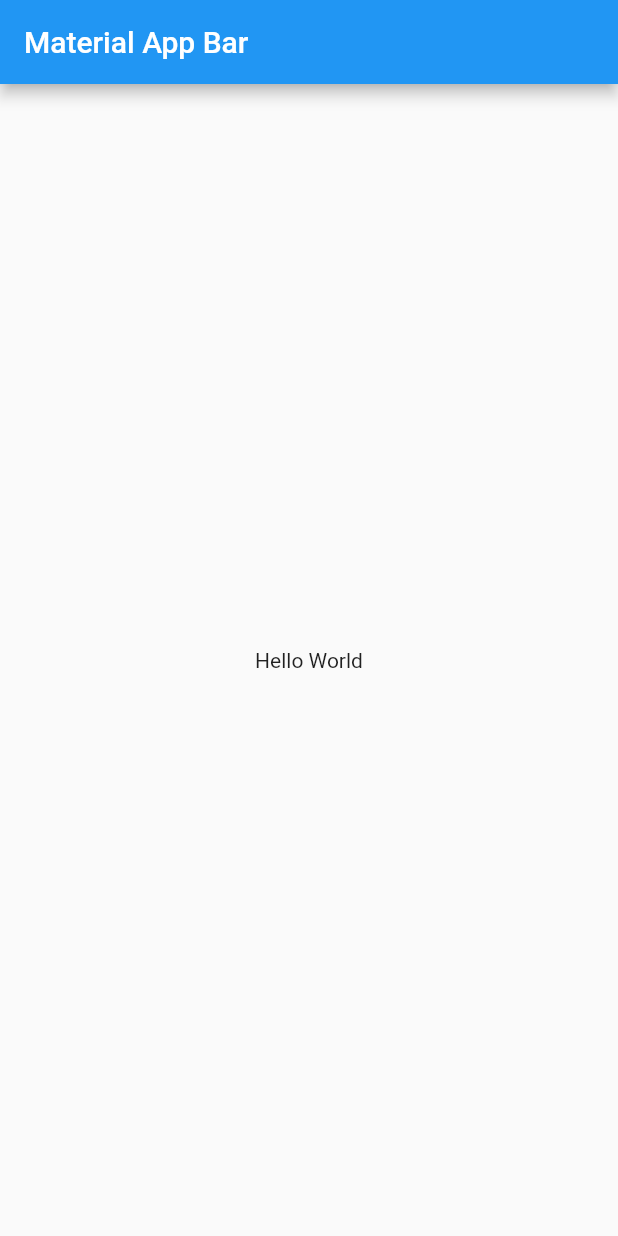
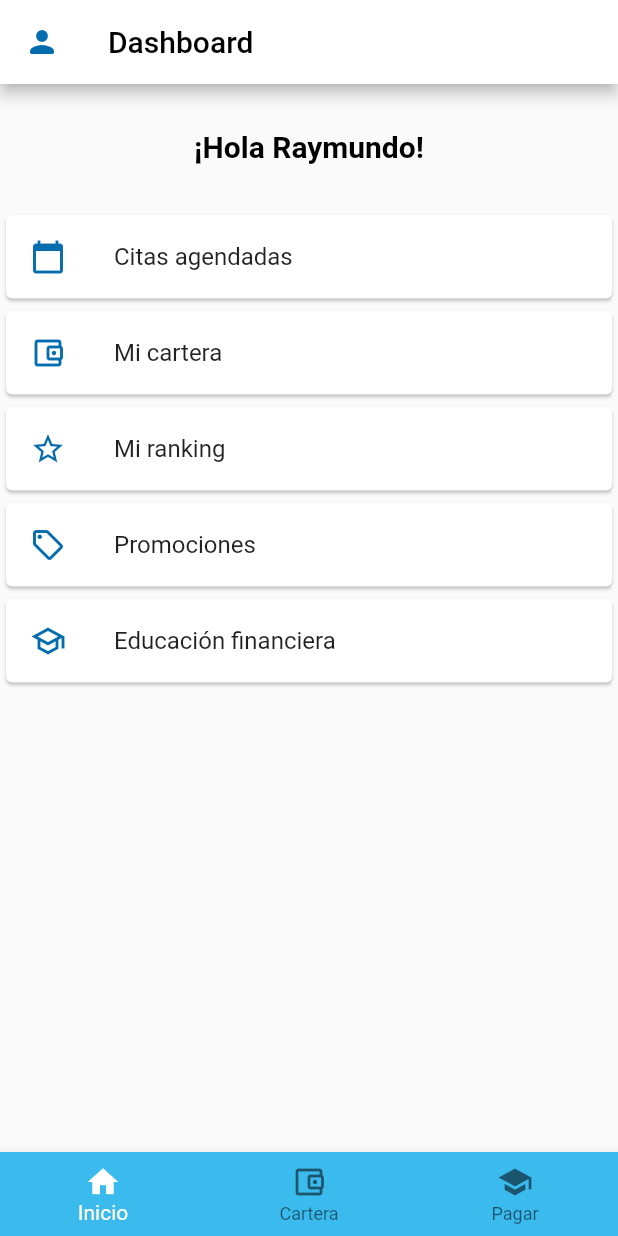
Before and after one commit to eha91/flutter-ideathon-citi, a Flutter app: the screen it shows after launch, on a phone screen of 412 x 824 dp. Run offline on Flutter 3.47's test engine with Material 2 defaults, Android fonts, the phone set to English and light mode, and no system bars.

Commit message:
feat: dashboard

```diff
--- a/lib/main.dart
+++ b/lib/main.dart
@@ -1,4 +1,5 @@
 import 'package:flutter/material.dart';
+import 'package:ideathon/pages/dashboard.dart';
 
 void main() => runApp(MyApp());
 
@@ -7,16 +8,10 @@ class MyApp extends StatelessWidget {
   Widget build(BuildContext context) {
     return MaterialApp(
       title: 'Material App',
-      home: Scaffold(
-        appBar: AppBar(
-          title: Text('Material App Bar'),
-        ),
-        body: Center(
-          child: Container(
-            child: Text('Hello World'),
-          ),
-        ),
-      ),
+      initialRoute: 'dashboard',
+      routes: {
+        'dashboard':(BuildContext context) => Dashboard()
+      },
     );
   }
 }
--- /dev/null
+++ b/lib/pages/dashboard.dart
@@ -0,0 +1,166 @@
+import 'package:flutter/material.dart';
+
+class Dashboard extends StatefulWidget {
+  Dashboard({Key key}) : super(key: key);
+
+  @override
+  _DashboardState createState() => _DashboardState();
+}
+
+class _DashboardState extends State<Dashboard> {
+  int _selectedIndex = 0;
+  static const TextStyle optionStyle = TextStyle(fontSize: 30, fontWeight: FontWeight.bold, color: Colors.white54);
+  static const List<Widget> _widgetOptions = <Widget>[
+    Text(
+      'Index 0: Inicio',
+      style: optionStyle,
+    ),
+    Text(
+      'Index 1: Mi cartesa',
+      style: optionStyle,
+    ),
+    Text(
+      'Index 2: Pagar',
+      style: optionStyle,
+    ),
+  ];
+
+  void _onItemTapped(int index) {
+    setState(() {
+      _selectedIndex = index;
+    });
+  }
+
+  @override
+  Widget build(BuildContext context) {
+    return Scaffold(
+      appBar: AppBar(
+        backgroundColor: Colors.white,
+        leading: IconButton(
+          icon: const Icon(
+            Icons.person_rounded,
+            color: Color.fromRGBO(5, 109, 174, 1)
+          ),
+          tooltip: 'Usuario',
+          onPressed: () {},
+        ),
+        title: Text(
+          'Dashboard',
+          style: TextStyle(
+            color: Colors.black
+          ),
+        ),
+      ),
+      body: Container(
+        padding: EdgeInsets.only(top:30),
+        child: Column(
+          children: [
+            Padding(
+              padding: const EdgeInsets.only(
+                bottom: 30
+              ),
+              child: Text(
+                '¡Hola Raymundo!',
+                style: TextStyle(
+                  fontSize: 20,
+                  color: Colors.black,
+                  fontWeight: FontWeight.bold
+                ),
+              ),
+            ),
+            Card(
+              child: Column(
+                mainAxisSize: MainAxisSize.min,
+                children: <Widget>[
+                  const ListTile(
+                    leading: Icon(
+                      Icons.calendar_today,
+                      color: Color.fromRGBO(5, 109, 174, 1),
+                    ),
+                    title: Text('Citas agendadas'),
+                  ),
+                ],
+              ),
+            ),
+            Card(
+              child: Column(
+                mainAxisSize: MainAxisSize.min,
+                children: <Widget>[
+                  const ListTile(
+                    leading: Icon(
+                      Icons.account_balance_wallet_outlined,
+                      color: Color.fromRGBO(5, 109, 174, 1),
+                    ),
+                    title: Text('Mi cartera'),
+                  ),
+                ],
+              ),
+            ),
+            Card(
+              child: Column(
+                mainAxisSize: MainAxisSize.min,
+                children: <Widget>[
+                  const ListTile(
+                    leading: Icon(
+                      Icons.star_outline_outlined,
+                      color: Color.fromRGBO(5, 109, 174, 1),
+                    ),
+                    title: Text('Mi ranking'),
+                  ),
+                ],
+              ),
+            ),
+            Card(
+              child: Column(
+                mainAxisSize: MainAxisSize.min,
+                children: <Widget>[
+                  const ListTile(
+                    leading: Icon(
+                      Icons.local_offer_outlined,
+                      color: Color.fromRGBO(5, 109, 174, 1),
+                    ),
+                    title: Text('Promociones'),
+                  ),
+                ],
+              ),
+            ),
+            Card(
+              child: Column(
+                mainAxisSize: MainAxisSize.min,
+                children: <Widget>[
+                  const ListTile(
+                    leading: Icon(
+                      Icons.school_outlined,
+                      color: Color.fromRGBO(5, 109, 174, 1),
+                    ),
+                    title: Text('Educación financiera'),
+                  ),
+                ],
+              ),
+            ),
+          ],
+        ),
+      ),
+      bottomNavigationBar: BottomNavigationBar(
+        items: const <BottomNavigationBarItem>[
+          BottomNavigationBarItem(
+            icon: Icon(Icons.home),
+            label: 'Inicio',
+          ),
+          BottomNavigationBarItem(
+            icon: Icon(Icons.account_balance_wallet_outlined),
+            label: 'Cartera',
+          ),
+          BottomNavigationBarItem(
+            icon: Icon(Icons.school),
+            label: 'Pagar',
+          ),
+        ],
+        currentIndex: _selectedIndex,
+        selectedItemColor: Colors.white,
+        onTap: _onItemTapped,
+        backgroundColor: Color.fromRGBO(58, 186, 237, 1),
+      ),
+    );
+  }
+}
```
Also changed, not shown: 1 other file.
